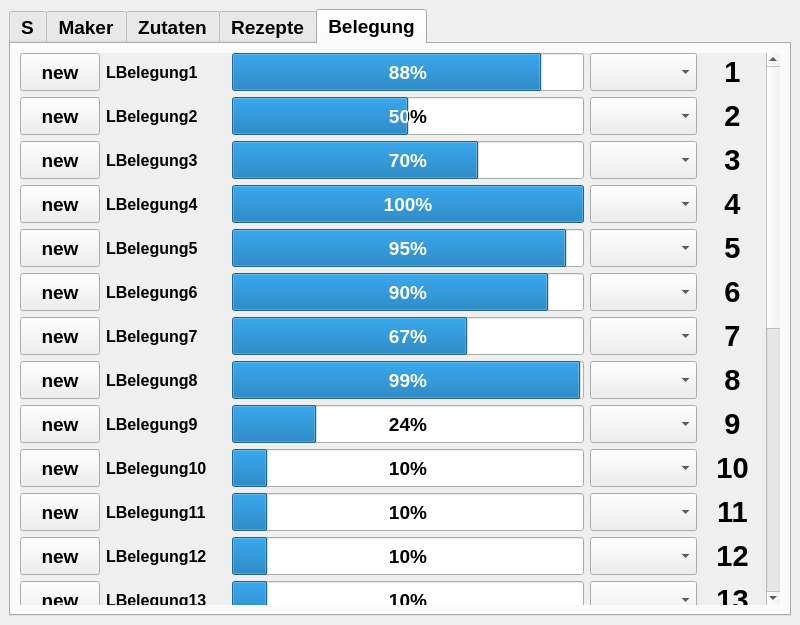
The window that src/ui_elements/cocktailmanager.ui (AndreWohnsland/CocktailBerry) describes before a commit, drawn with Qt 5.
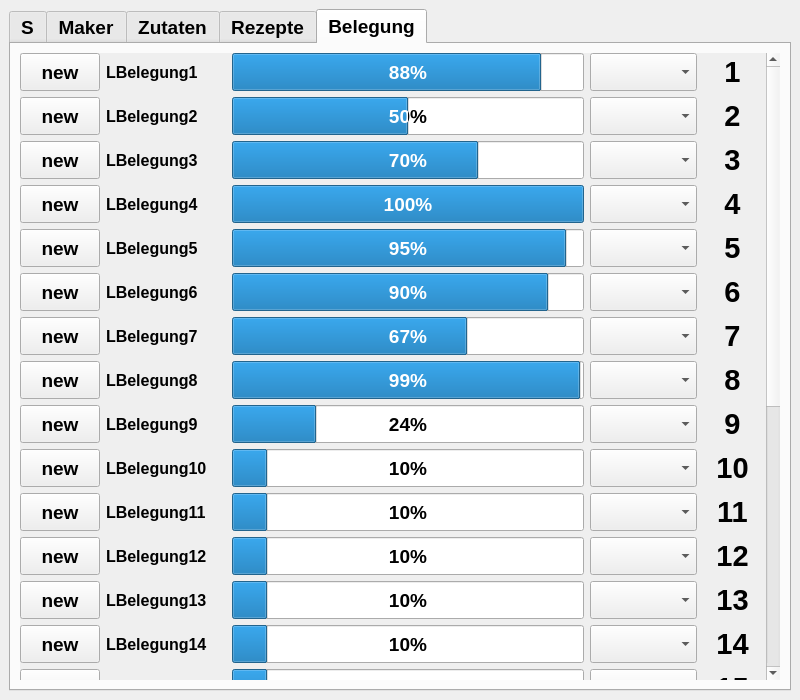
The same window after the commit. The open tabs and pages were chosen to show the change. Custom widgets are drawn as their Qt base class.

Diff of the .ui file:
```diff
--- a/src/ui_elements/cocktailmanager.ui
+++ b/src/ui_elements/cocktailmanager.ui
@@ -7,7 +7,7 @@
     <x>0</x>
     <y>0</y>
     <width>800</width>
-    <height>625</height>
+    <height>700</height>
    </rect>
   </property>
   <property name="sizePolicy">
@@ -41,7 +41,6 @@
       <property name="font">
        <font>
         <pointsize>14</pointsize>
-        <weight>75</weight>
         <bold>true</bold>
        </font>
       </property>
@@ -2229,7 +2228,7 @@
             <rect>
              <x>0</x>
              <y>0</y>
-             <width>620</width>
+             <width>741</width>
              <height>1108</height>
             </rect>
            </property>
@@ -2927,7 +2926,6 @@
                 <property name="font">
                  <font>
                   <pointsize>14</pointsize>
-                  <weight>75</weight>
                   <bold>true</bold>
                  </font>
                 </property>
@@ -2953,7 +2951,6 @@
                 <property name="font">
                  <font>
                   <pointsize>14</pointsize>
-                  <weight>75</weight>
                   <bold>true</bold>
                  </font>
                 </property>
@@ -2979,7 +2976,6 @@
                 <property name="font">
                  <font>
                   <pointsize>22</pointsize>
-                  <weight>75</weight>
                   <bold>true</bold>
                  </font>
                 </property>
@@ -3040,7 +3036,6 @@
                 <property name="font">
                  <font>
                   <pointsize>14</pointsize>
-                  <weight>75</weight>
                   <bold>true</bold>
                  </font>
                 </property>
@@ -3124,7 +3119,6 @@
                 <property name="font">
                  <font>
                   <pointsize>22</pointsize>
-                  <weight>75</weight>
                   <bold>true</bold>
                  </font>
                 </property>
@@ -3217,7 +3211,6 @@
                 <property name="font">
                  <font>
                   <pointsize>22</pointsize>
-                  <weight>75</weight>
                   <bold>true</bold>
                  </font>
                 </property>
@@ -3281,7 +3274,6 @@
                 <property name="font">
                  <font>
                   <pointsize>14</pointsize>
-                  <weight>75</weight>
                   <bold>true</bold>
                  </font>
                 </property>
@@ -3368,7 +3360,6 @@
                 <property name="font">
                  <font>
                   <pointsize>12</pointsize>
-                  <weight>75</weight>
                   <bold>true</bold>
                  </font>
                 </property>
@@ -3519,7 +3510,6 @@
                 <property name="font">
                  <font>
                   <pointsize>12</pointsize>
-                  <weight>75</weight>
                   <bold>true</bold>
                  </font>
                 </property>
@@ -3687,7 +3677,6 @@
                 <property name="font">
                  <font>
                   <pointsize>14</pointsize>
-                  <weight>75</weight>
                   <bold>true</bold>
                  </font>
                 </property>
@@ -3719,7 +3708,6 @@
                 <property name="font">
                  <font>
                   <pointsize>14</pointsize>
-                  <weight>75</weight>
                   <bold>true</bold>
                  </font>
                 </property>
@@ -3745,7 +3733,6 @@
                 <property name="font">
                  <font>
                   <pointsize>14</pointsize>
-                  <weight>75</weight>
                   <bold>true</bold>
                  </font>
                 </property>
@@ -3774,7 +3761,6 @@
                 <property name="font">
                  <font>
                   <pointsize>12</pointsize>
-                  <weight>75</weight>
                   <bold>true</bold>
                  </font>
                 </property>
@@ -4891,7 +4877,6 @@
                 <property name="font">
                  <font>
                   <pointsize>14</pointsize>
-                  <weight>75</weight>
                   <bold>true</bold>
                  </font>
                 </property>
@@ -4923,7 +4908,6 @@
                 <property name="font">
                  <font>
                   <pointsize>14</pointsize>
-                  <weight>75</weight>
                   <bold>true</bold>
                  </font>
                 </property>
```
Left out of the diff: 184 changed lines with no effect on the pictures.
